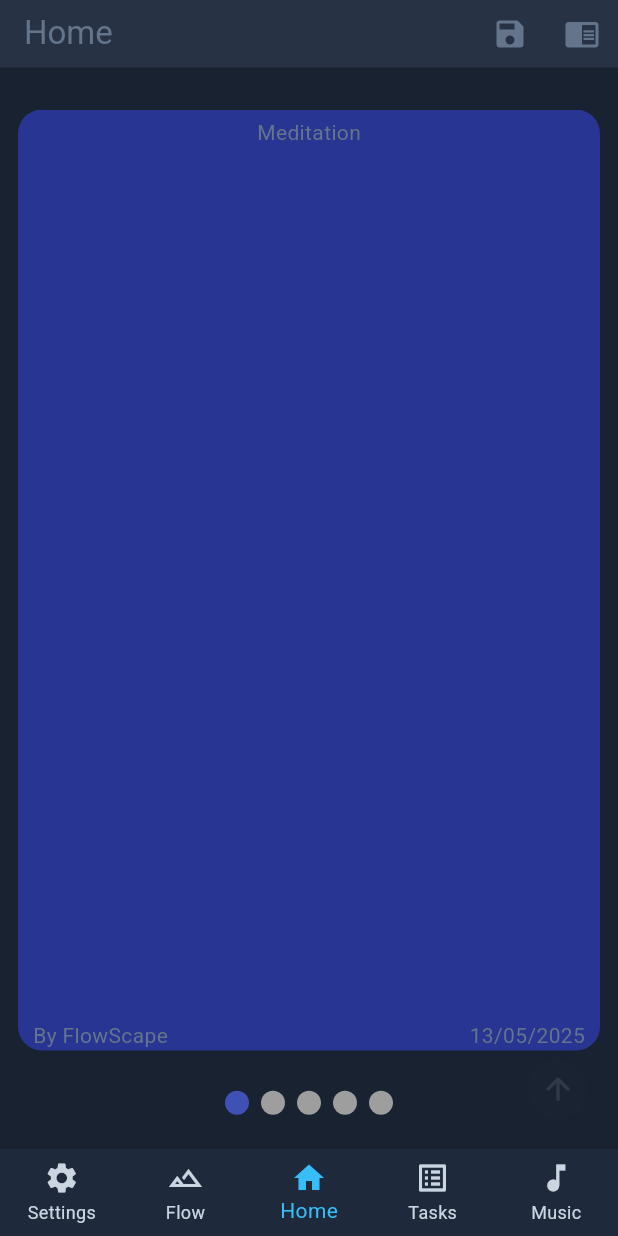
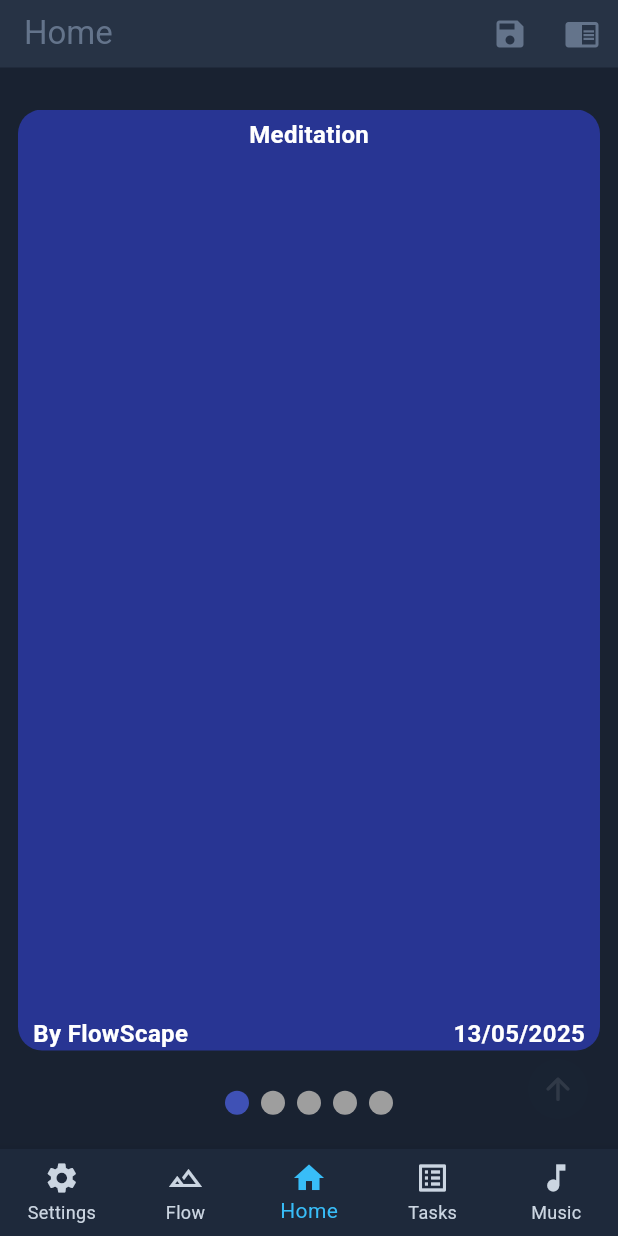
Before and after one commit to Ido-Badash/Flowscape, a Flutter app: the screen it shows after launch, scrolled down 576 dp, on a phone screen of 412 x 824 dp. Run offline on Flutter 3.47's test engine with Material 3 defaults, Android fonts, the phone set to English and light mode, and no system bars; drawn by our look-alikes of smooth_page_indicator.

Commit message:
🌟 Refactor ClassicHeadFrame to use strings for title, creator, and date; implement textBlueprint for consistent text styling; add HeadFrame mixin for better structure.

```diff
--- a/lib/features/home/screens/scapes/scape_frames/frames/frame.dart
+++ /dev/null
@@ -1 +0,0 @@
-import 'package:flutter/material.dart';
--- a/lib/features/home/screens/scapes/scape_frames/head_frames/classic_head_frame.dart
+++ b/lib/features/home/screens/scapes/scape_frames/head_frames/classic_head_frame.dart
@@ -1,20 +1,18 @@
 import 'package:flutter/material.dart';
+import 'head_frame.dart';
 
 /// Frame for the child in ScapePage class
-class ClassicHeadFrame extends StatelessWidget {
-  final Widget? title;
-  final Widget? creator;
-  final Widget? date;
+class ClassicHeadFrame extends StatelessWidget with HeadFrame {
+  final String? title;
+  final String? creator;
+  final String? date;
   final Widget child;
 
   const ClassicHeadFrame({
     super.key,
-    this.creator = const Text(
-      "Unknown Creator",
-      style: TextStyle(fontSize: 14),
-    ),
-    this.date = const Text("Unknown Date", style: TextStyle(fontSize: 14)),
-    this.title = const Text("No Title", style: TextStyle(fontSize: 20)),
+    this.creator = "Unknown Creator",
+    this.date = "Unknown Date",
+    this.title = "Untitled",
     this.child = const SizedBox.shrink(),
   });
 
@@ -24,9 +22,17 @@ class ClassicHeadFrame extends StatelessWidget {
       alignment: AlignmentDirectional.topCenter,
       children: [
         child,
-        Positioned(top: 5, child: title ?? SizedBox.shrink()),
-        Positioned(bottom: 0, left: 10, child: creator ?? SizedBox.shrink()),
-        Positioned(bottom: 0, right: 10, child: date ?? SizedBox.shrink()),
+        Positioned(top: 5, child: textBlueprint(title, nullText: "Untitled")),
+        Positioned(
+          bottom: 0,
+          left: 10,
+          child: textBlueprint(creator, nullText: "Unknown Creator"),
+        ),
+        Positioned(
+          bottom: 0,
+          right: 10,
+          child: textBlueprint(date, nullText: "Unknown Date"),
+        ),
       ],
     );
   }
--- a/lib/features/home/screens/scapes/scape_frames/head_frames/head_frame.dart
+++ b/lib/features/home/screens/scapes/scape_frames/head_frames/head_frame.dart
@@ -1 +1,25 @@
 import 'package:flutter/material.dart';
+
+mixin HeadFrame {
+  Widget textBlueprint(String? text, {String nullText = "Unknown Text"}) {
+    return Text(
+      text ?? nullText,
+      style: const TextStyle(
+        color: Colors.white,
+        fontSize: 16,
+        fontWeight: FontWeight.bold,
+      ),
+    );
+  }
+
+  Widget titleTextBlueprint(String? text, {String nullText = "Unknown Text"}) {
+    return Text(
+      text ?? nullText,
+      style: const TextStyle(
+        color: Colors.white,
+        fontSize: 22,
+        fontWeight: FontWeight.bold,
+      ),
+    );
+  }
+}
--- a/lib/features/home/screens/scapes/scapes_warehouse/meditation.dart
+++ b/lib/features/home/screens/scapes/scapes_warehouse/meditation.dart
@@ -16,9 +16,9 @@ class MeditationScape extends StatelessWidget {
     return Scape(
       children: [
         ClassicHeadFrame(
-          title: const Text("Meditation"),
-          creator: const Text("By FlowScape"),
-          date: const Text("13/05/2025"),
+          title: "Meditation",
+          creator: "By FlowScape",
+          date: "13/05/2025",
           child: Container(
             decoration: BoxDecoration(
               color: Colors.indigo[800],
```
